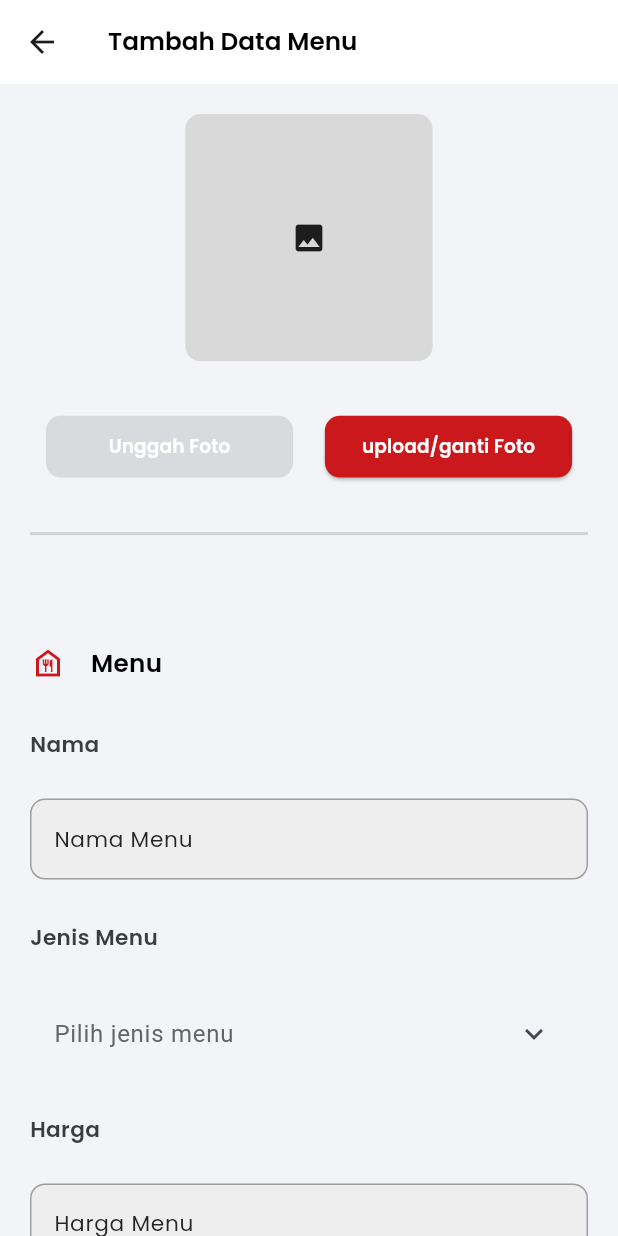
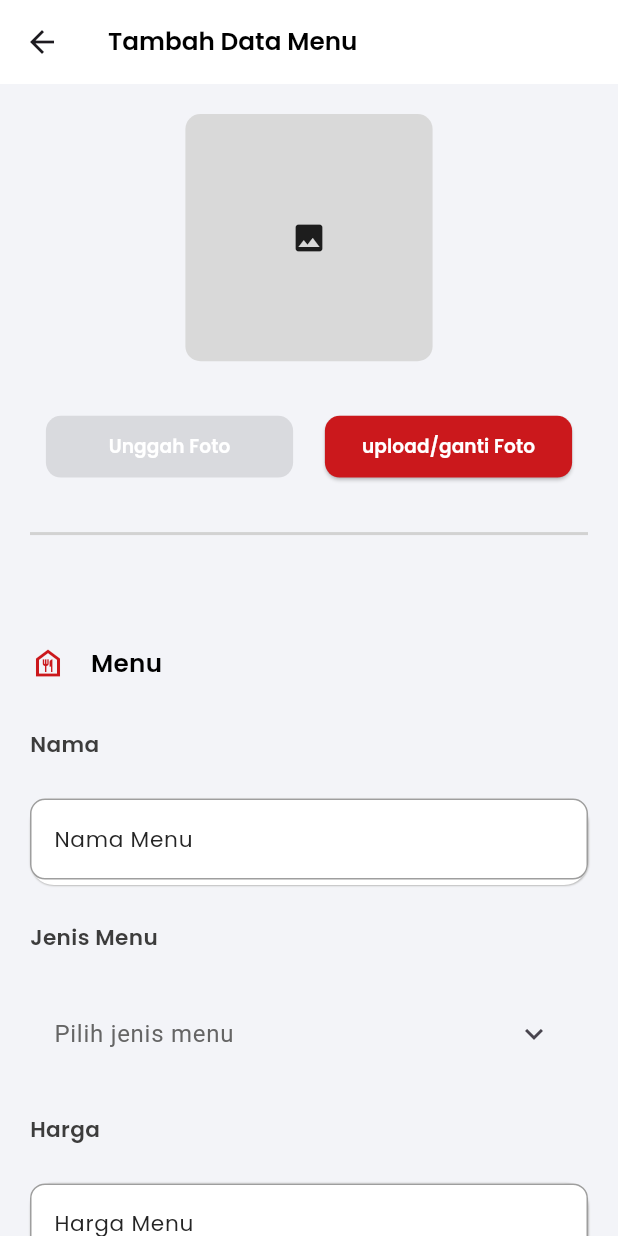
Before and after one commit to silkiy/ukk_cafe, a Flutter app: the PageTambahMenuAdmin screen opened by its route, on a phone screen of 412 x 824 dp. Run offline on Flutter 3.47's test engine with Material 3 defaults, Android fonts, the phone set to English and light mode, and no system bars; our stand-ins replace cached_network_image, cloud_firestore, firebase_auth, firebase_core, firebase_storage, flutter_rating_bar and 5 more; accounts and stored records are empty.

Commit message:
fix (frontend) : add BoxDecoration

```diff
--- a/lib/components/general_component/input_text_form_field.dart
+++ b/lib/components/general_component/input_text_form_field.dart
@@ -40,6 +40,17 @@ class InputFormField extends StatelessWidget {
           ),
           Container(
             height: MediaQuery.of(context).size.height * 0.07,
+            decoration: BoxDecoration(
+              color: Colors.white, // Warna background Container
+              borderRadius: BorderRadius.circular(16),
+              boxShadow: [
+                BoxShadow(
+                  color: Colors.grey.shade400,
+                  offset: Offset(0.4, 0.4),
+                  blurRadius: 0.2,
+                ),
+              ],
+            ),
             child: TextFormField(
               // Changed from TextField to TextFormField
               keyboardType: keyboardType,
@@ -58,22 +69,22 @@ class InputFormField extends StatelessWidget {
                 ),
                 hintText: hintText,
                 filled: true,
-                fillColor: Colors.grey.shade200,
+                fillColor: Colors.white,
                 border: OutlineInputBorder(
-                  borderRadius: BorderRadius.circular(10.0), // Rounded corners
-                  borderSide:
-                      BorderSide(color: Colors.grey.shade500), // Border color
+                  borderRadius: BorderRadius.circular(16),
+                  borderSide: BorderSide.none, // Border color
                 ),
                 enabledBorder: OutlineInputBorder(
                   borderRadius: BorderRadius.circular(10.0),
                   borderSide: BorderSide(
-                    color: Colors.grey.shade500,
+                    color: Colors.grey,
+                    width: 1.0,
                   ), // Default border color
                 ),
                 focusedBorder: OutlineInputBorder(
                   borderRadius: BorderRadius.circular(10.0),
                   borderSide: BorderSide(
-                    color: Colors.grey.shade500,
+                    color: Color.fromRGBO(203, 24, 28, 1),
                     width: 2.0,
                   ), // Border when focused
                 ),
```
